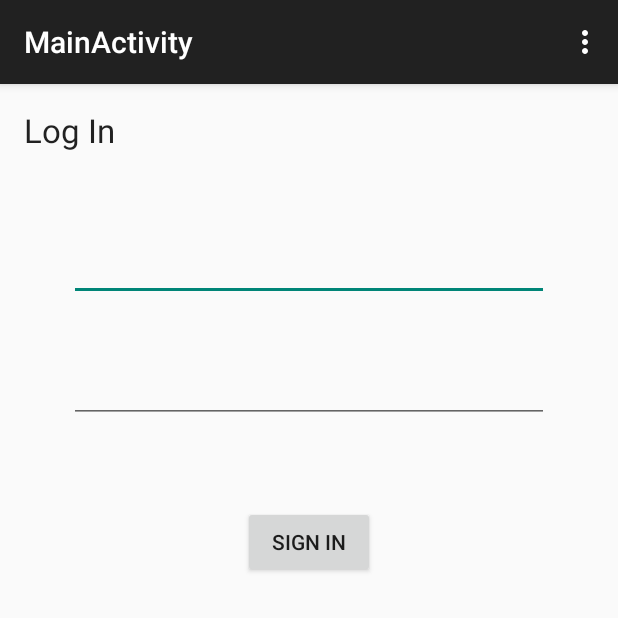
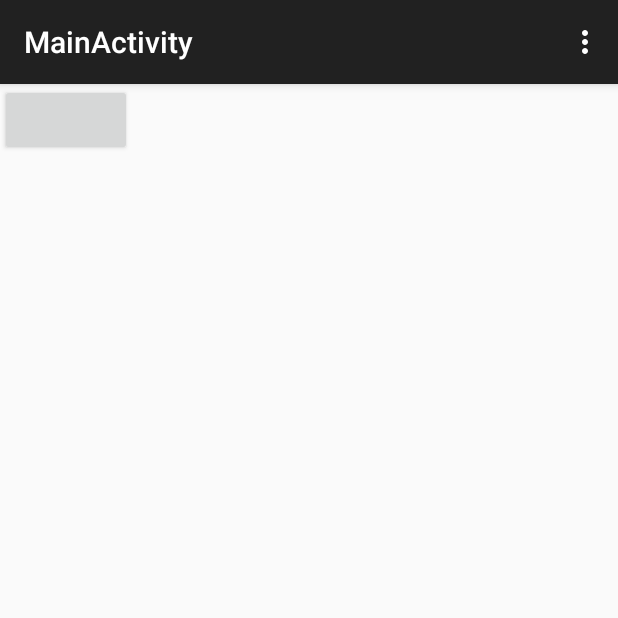
Before and after one commit to GoesToEleven/SPR15_Android_Class, an Android app: the screen it shows after launch (MainActivity), on a phone screen of 412 x 824 dp, the top half of it. Run offline under Robolectric (Android 15) with nearby library versions, the phone set to English and light mode, and no system bars.

Commit message:
begin of class 2/3

```diff
--- a/03_layout/layout/app/src/main/java/com/example/toddmcleod/layout/MainActivity.java
+++ b/03_layout/layout/app/src/main/java/com/example/toddmcleod/layout/MainActivity.java
@@ -4,6 +4,8 @@ import android.support.v7.app.ActionBarActivity;
 import android.os.Bundle;
 import android.view.Menu;
 import android.view.MenuItem;
+import android.widget.Button;
+import android.widget.RelativeLayout;
 
 
 public class MainActivity extends ActionBarActivity {
@@ -11,7 +13,14 @@ public class MainActivity extends ActionBarActivity {
     @Override
     protected void onCreate(Bundle savedInstanceState) {
         super.onCreate(savedInstanceState);
-        setContentView(R.layout.activity_main);
+
+        RelativeLayout toddLayout = new RelativeLayout(this);
+        Button redButton = new Button(this);
+
+        toddLayout.addView(redButton);
+
+        setContentView(toddLayout);
+
     }
 
 
```
Also changed, not shown: 1 other file.
